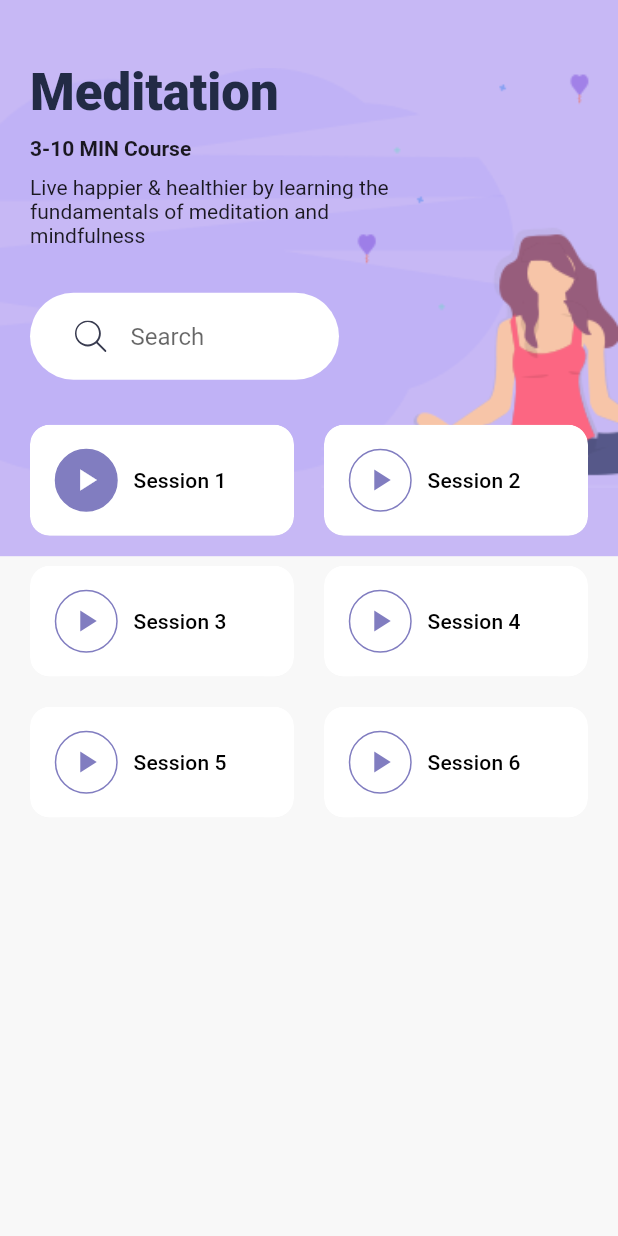
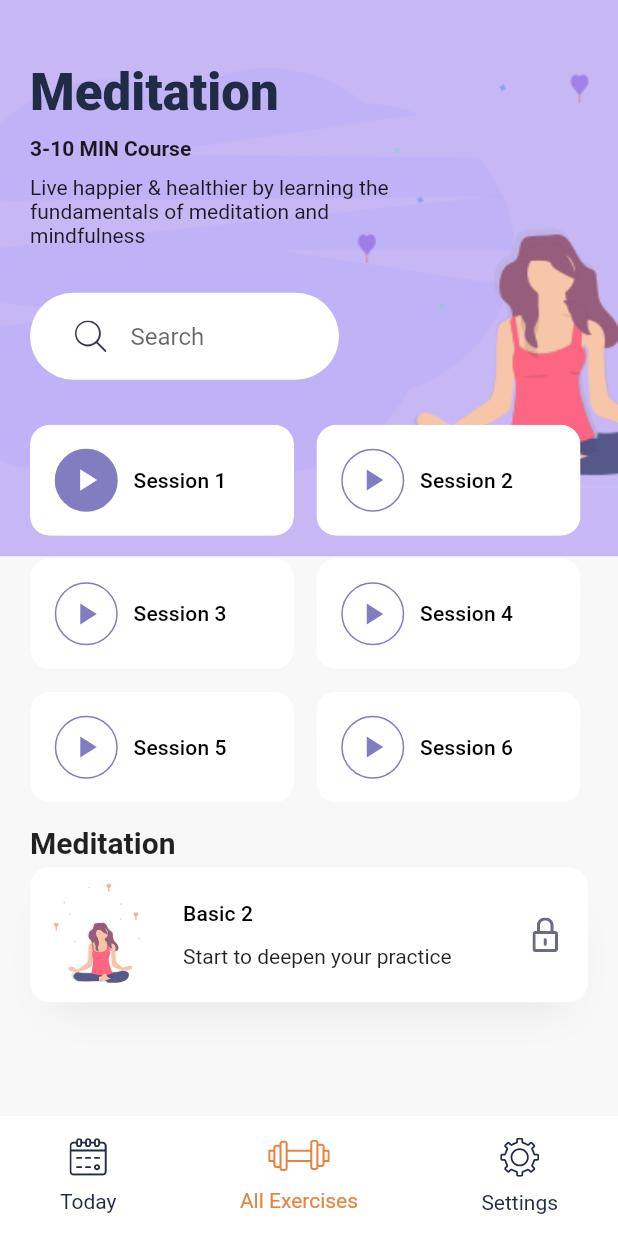
Before and after one commit to Jeanniet89/meditation_app, a Flutter app: the DetailsScreen screen opened directly, on a phone screen of 412 x 824 dp. Run offline on Flutter 3.47's test engine with Material 2 defaults, Android fonts, the phone set to English and light mode, and no system bars; our stand-ins replace flutter_svg.

Commit message:
basic 2 widget

```diff
--- a/lib/screens/details_screens.dart
+++ b/lib/screens/details_screens.dart
@@ -1,6 +1,8 @@
 import 'package:flutter/material.dart';
 import 'package:flutter/rendering.dart';
+import 'package:flutter_svg/svg.dart';
 import 'package:meditation_app/constants.dart';
+import 'package:meditation_app/widgets/bottom_nav_bar.dart';
 import 'package:meditation_app/widgets/search_bar.dart';
 
 class DetailsScreen extends StatelessWidget {
@@ -8,6 +10,7 @@ class DetailsScreen extends StatelessWidget {
   Widget build(BuildContext context) {
     var size = MediaQuery.of(context).size;
     return Scaffold(
+      bottomNavigationBar: BottomNavBar(),
       body: Stack(
       children: <Widget>[
         Container(
@@ -23,6 +26,7 @@ class DetailsScreen extends StatelessWidget {
         SafeArea(
           child: Padding(
             padding: const EdgeInsets.symmetric(horizontal: 20),
+            child: SingleChildScrollView(
               child: Column(
                 crossAxisAlignment: CrossAxisAlignment.start,
                 children: <Widget>[
@@ -53,8 +57,8 @@ class DetailsScreen extends StatelessWidget {
                 child: SearchBar(),
                 ),
                 Wrap(
-                spacing: 20,
-                runSpacing: 20,
+                  spacing: 15,
+                  runSpacing: 15,
                   children: <Widget>[
                     SessionCard(
                       sessionNum: 1,
@@ -83,7 +87,56 @@ class DetailsScreen extends StatelessWidget {
                     ),
                       ],
                       ),
+                      SizedBox(height: 15,),
+                      Text(
+                        "Meditation", style: Theme.of(context).textTheme.headline6.copyWith(
+                          fontWeight: FontWeight.bold),
+                          ),
+                      Container(
+                        margin: EdgeInsets.symmetric(vertical: 5),
+                        padding: EdgeInsets.all(10),
+                        height: 90,
+                        decoration: BoxDecoration(
+                          color: Colors.white,
+                          borderRadius: BorderRadius.circular(13),
+                          boxShadow: [BoxShadow(
+                            offset: Offset(0, 17),
+                            blurRadius: 23,
+                            spreadRadius: -13,
+                            color: kShadowColor,
+                            ),
                             ],
+                        ),
+                        child: Row(
+                          children: <Widget>[
+                            SvgPicture.asset(
+                              "assets/icons/Meditation_women_small.svg"),
+                            SizedBox(width: 20),
+                            Expanded(
+                              child: Column(
+                                crossAxisAlignment: CrossAxisAlignment.start,
+                                mainAxisAlignment: MainAxisAlignment.spaceEvenly,
+                                children: <Widget>[
+                            Text(
+                                  "Basic 2",
+                                  style: Theme.of(context)
+                                  .textTheme
+                                  .subtitle2,
+                                  ),
+                            Text(
+                              "Start to deepen your practice"),
+                              ],
+                              ),
+                              ),
+                              Padding(
+                                padding: EdgeInsets.all(10),
+                                child: SvgPicture.asset("assets/icons/Lock.svg"),
+                              ),
+                          ],
+                          ),
+                      )
+        ],
+        ),
             ),
           ),
         ),
```
Lines whose indentation alone changed are shown as unchanged.
